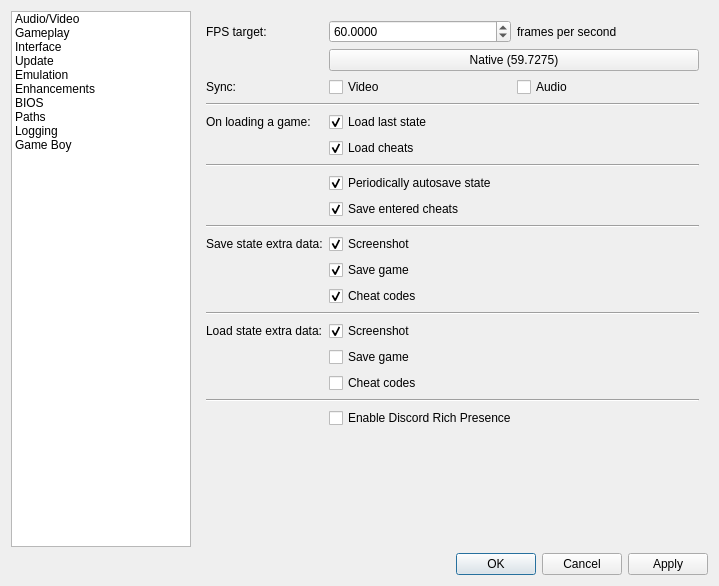
kiddreads/Avalon-copy2, file Libretro/mgba/src/platform/qt/SettingsView.ui: the form before one commit.
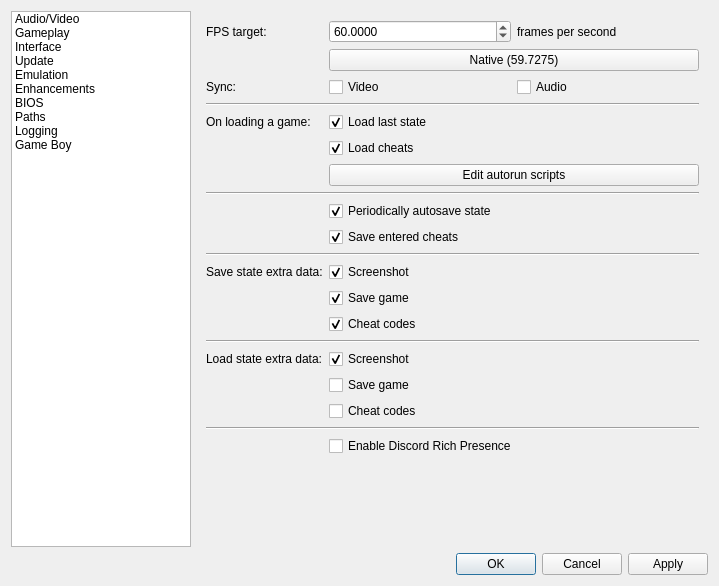
The form after the commit. The open tabs and pages were chosen to show the change.

Commit message: Qt: Add support for running scripts at startup (closes #3465)

```diff
--- a/Libretro/mgba/src/platform/qt/SettingsView.ui
+++ b/Libretro/mgba/src/platform/qt/SettingsView.ui
@@ -569,14 +569,21 @@
          </property>
         </widget>
        </item>
-       <item row="6" column="0" colspan="2">
+       <item row="6" column="1">
+        <widget class="QPushButton" name="autorunScripts">
+         <property name="text">
+          <string>Edit autorun scripts</string>
+         </property>
+        </widget>
+       </item>
+       <item row="7" column="0" colspan="2">
         <widget class="Line" name="line_9">
          <property name="orientation">
           <enum>Qt::Horizontal</enum>
          </property>
         </widget>
        </item>
-       <item row="7" column="1">
+       <item row="8" column="1">
         <widget class="QCheckBox" name="autosave">
          <property name="text">
           <string>Periodically autosave state</string>
@@ -586,7 +593,7 @@
          </property>
         </widget>
        </item>
-       <item row="8" column="1">
+       <item row="9" column="1">
         <widget class="QCheckBox" name="cheatAutosave">
          <property name="text">
           <string>Save entered cheats</string>
@@ -596,34 +603,24 @@
          </property>
         </widget>
        </item>
-       <item row="9" column="0" colspan="2">
+       <item row="10" column="0" colspan="2">
         <widget class="Line" name="line_21">
          <property name="orientation">
           <enum>Qt::Horizontal</enum>
          </property>
         </widget>
        </item>
-       <item row="10" column="0">
+       <item row="11" column="0">
         <widget class="QLabel" name="label_51">
          <property name="text">
           <string>Save state extra data:</string>
          </property>
         </widget>
        </item>
-       <item row="10" column="1">
-        <widget class="QCheckBox" name="saveStateScreenshot">
-         <property name="text">
-          <string>Screenshot</string>
-         </property>
-         <property name="checked">
-          <bool>true</bool>
-         </property>
-        </widget>
-       </item>
        <item row="11" column="1">
-        <widget class="QCheckBox" name="saveStateSave">
+        <widget class="QCheckBox" name="saveStateScreenshot">
          <property name="text">
-          <string>Save game</string>
+          <string>Screenshot</string>
          </property>
          <property name="checked">
           <bool>true</bool>
@@ -631,6 +628,16 @@
         </widget>
        </item>
        <item row="12" column="1">
+        <widget class="QCheckBox" name="saveStateSave">
+         <property name="text">
+          <string>Save game</string>
+         </property>
+         <property name="checked">
+          <bool>true</bool>
+         </property>
+        </widget>
+       </item>
+       <item row="13" column="1">
         <widget class="QCheckBox" name="saveStateCheats">
          <property name="text">
           <string>Cheat codes</string>
@@ -640,52 +647,52 @@
          </property>
         </widget>
        </item>
-       <item row="13" column="0" colspan="2">
+       <item row="14" column="0" colspan="2">
         <widget class="Line" name="line_22">
          <property name="orientation">
           <enum>Qt::Horizontal</enum>
          </property>
         </widget>
        </item>
-       <item row="14" column="0">
+       <item row="15" column="0">
         <widget class="QLabel" name="label_52">
          <property name="text">
           <string>Load state extra data:</string>
          </property>
         </widget>
        </item>
-       <item row="14" column="1">
-        <widget class="QCheckBox" name="loadStateScreenshot">
-         <property name="text">
-          <string>Screenshot</string>
-         </property>
-         <property name="checked">
-          <bool>true</bool>
-         </property>
-        </widget>
-       </item>
        <item row="15" column="1">
-        <widget class="QCheckBox" name="loadStateSave">
+        <widget class="QCheckBox" name="loadStateScreenshot">
          <property name="text">
-          <string>Save game</string>
+          <string>Screenshot</string>
+         </property>
+         <property name="checked">
+          <bool>true</bool>
          </property>
         </widget>
        </item>
        <item row="16" column="1">
+        <widget class="QCheckBox" name="loadStateSave">
+         <property name="text">
+          <string>Save game</string>
+         </property>
+        </widget>
+       </item>
+       <item row="17" column="1">
         <widget class="QCheckBox" name="loadStateCheats">
          <property name="text">
           <string>Cheat codes</string>
          </property>
         </widget>
        </item>
-       <item row="17" column="0" colspan="2">
+       <item row="18" column="0" colspan="2">
         <widget class="Line" name="line_2">
          <property name="orientation">
           <enum>Qt::Horizontal</enum>
          </property>
         </widget>
        </item>
-       <item row="18" column="1">
+       <item row="19" column="1">
         <widget class="QCheckBox" name="useDiscordPresence">
          <property name="text">
           <string>Enable Discord Rich Presence</string>
```
The commit also changes 18 other files.
